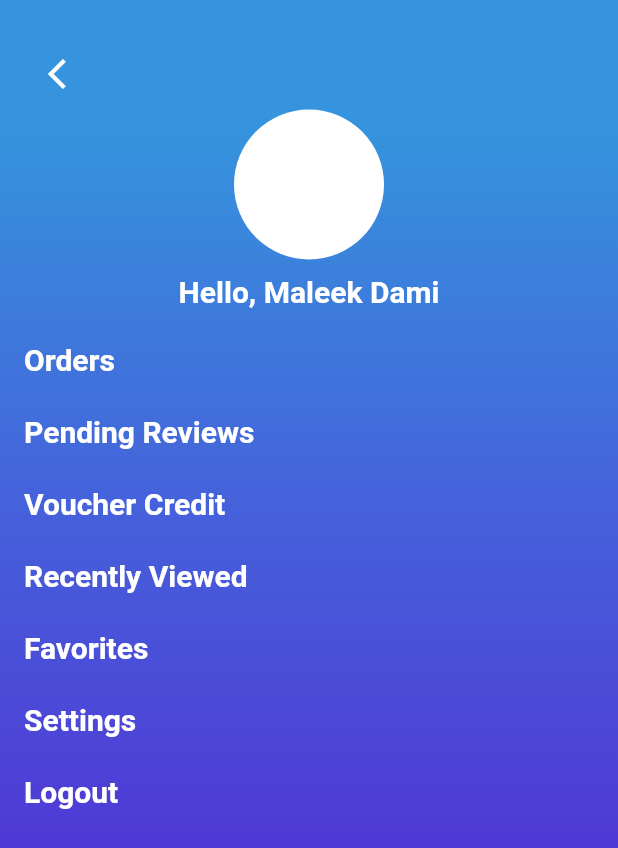
After one commit to DamilolaDami/aleeenah, a Flutter app: the HomeScreen screen opened directly, after a tap on the "person" icon, on a phone screen of 412 x 824 dp. The commit adds this screen. Shown: the top 848 px of the screen. Run offline on Flutter 3.47's test engine with Material 2 defaults, Android fonts, the phone set to English and light mode, and no system bars; our stand-ins replace carousel_pro, font_awesome_flutter.

Commit message:
Add existing file

```diff
--- /dev/null
+++ b/aleena/lib/account_details.dart
@@ -0,0 +1,156 @@
+import 'package:aleena/home_screen.dart';
+import 'package:flutter/material.dart';
+
+class AccountDetails extends StatefulWidget {
+  @override
+  _AccountDetailsState createState() => _AccountDetailsState();
+}
+
+class _AccountDetailsState extends State<AccountDetails> {
+  @override
+  Widget build(BuildContext context) {
+    return Scaffold(
+      body: Container(
+          decoration: BoxDecoration(
+            gradient: LinearGradient(
+                begin: Alignment.topCenter,
+                end: Alignment.bottomCenter,
+                stops: [
+                  0.1,
+                  0.4,
+                  0.7,
+                  0.9
+                ],
+                colors: [
+                  Color(0xFF3594DD),
+                  Color(0XFF4563DB),
+                  Color(0XFF5036D5),
+                  Color(0XFF5036D5),
+                ]),
+          ),
+          child: Padding(
+              padding: const EdgeInsets.symmetric(vertical: 25.0),
+              child: Expanded(
+                  child: Column(
+                      crossAxisAlignment: CrossAxisAlignment.stretch,
+                      children: [
+                    Container(
+                      alignment: Alignment.centerLeft,
+                      child: FlatButton(
+                          onPressed: () {
+                            Navigator.of(context).pushReplacement(
+                                MaterialPageRoute(
+                                    builder: (BuildContext context) =>
+                                        HomeScreen()));
+                          },
+                          child: Icon(
+                            Icons.arrow_back_ios,
+                            color: Colors.white,
+                          )),
+                    ),
+                    Center(
+                      child: Column(children: [
+                        Container(
+                          height: 100,
+                          width: 100,
+                          decoration: BoxDecoration(
+                            borderRadius: BorderRadius.circular(50),
+                            color: Colors.white,
+                          ),
+                        ),
+                        Container(
+                          margin: EdgeInsets.all(10),
+                          child: Text('Hello, Maleek Dami',
+                              style: TextStyle(
+                                color: Colors.white,
+                                fontSize: 20,
+                                fontWeight: FontWeight.bold,
+                              )),
+                        )
+                      ]),
+                    ),
+                    Column(
+                      children: [
+                        Container(
+                            alignment: Alignment.centerLeft,
+                            child: FlatButton(
+                              onPressed: () {},
+                              child: Text('Orders',
+                                  style: TextStyle(
+                                    color: Colors.white,
+                                    fontSize: 20,
+                                    fontWeight: FontWeight.bold,
+                                  )),
+                            )),
+                        Container(
+                            alignment: Alignment.centerLeft,
+                            child: FlatButton(
+                              onPressed: () {},
+                              child: Text('Pending Reviews',
+                                  style: TextStyle(
+                                    color: Colors.white,
+                                    fontSize: 20,
+                                    fontWeight: FontWeight.bold,
+                                  )),
+                            )),
+                        Container(
+                            alignment: Alignment.centerLeft,
+                            child: FlatButton(
+                              onPressed: () {},
+                              child: Text('Voucher Credit',
+                                  style: TextStyle(
+                                    color: Colors.white,
+                                    fontSize: 20,
+                                    fontWeight: FontWeight.bold,
+                                  )),
+                            )),
+                        Container(
+                            alignment: Alignment.centerLeft,
+                            child: FlatButton(
+                              onPressed: () {},
+                              child: Text('Recently Viewed',
+                                  style: TextStyle(
+                                    color: Colors.white,
+                                    fontSize: 20,
+                                    fontWeight: FontWeight.bold,
+                                  )),
+                            )),
+                        Container(
+                            alignment: Alignment.centerLeft,
+                            child: FlatButton(
+                              onPressed: () {},
+                              child: Text('Favorites',
+                                  style: TextStyle(
+                                    color: Colors.white,
+                                    fontSize: 20,
+                                    fontWeight: FontWeight.bold,
+                                  )),
+                            )),
+                        Container(
+                            alignment: Alignment.centerLeft,
+                            child: FlatButton(
+                              onPressed: () {},
+                              child: Text('Settings',
+                                  style: TextStyle(
+                                    color: Colors.white,
+                                    fontSize: 20,
+                                    fontWeight: FontWeight.bold,
+                                  )),
+                            )),
+                        Container(
+                            alignment: Alignment.centerLeft,
+                            child: FlatButton(
+                              onPressed: () {},
+                              child: Text('Logout',
+                                  style: TextStyle(
+                                    color: Colors.white,
+                                    fontSize: 20,
+                                    fontWeight: FontWeight.bold,
+                                  )),
+                            )),
+                      ],
+                    )
+                  ])))),
+    );
+  }
+}
--- /dev/null
+++ b/aleena/lib/categoriesicon.dart
@@ -0,0 +1,13 @@
+import 'package:flutter/material.dart';
+
+class CategoriesIcon extends StatefulWidget {
+  @override
+  _CategoriesIconState createState() => _CategoriesIconState();
+}
+
+class _CategoriesIconState extends State<CategoriesIcon> {
+  @override
+  Widget build(BuildContext context) {
+    return ListView(children: [Container(height: 200, color: Colors.white)]);
+  }
+}
--- a/aleena/lib/components/categories.dart
+++ b/aleena/lib/components/categories.dart
@@ -1,4 +1,5 @@
 import 'package:flutter/material.dart';
+
 class Categories extends StatefulWidget {
   @override
   _CategoriesState createState() => _CategoriesState();
@@ -7,58 +8,62 @@ class Categories extends StatefulWidget {
 class _CategoriesState extends State<Categories> {
   PageController _pageController = PageController(
     initialPage: 0,
-
   );
-  List<String> categories =['Hoodies','Black', 'White','Ripped','Merchandise'];
+  List<String> categories = [
+    'Clothes',
+    'Bags',
+    'Wrist Watches',
+    'Shoes',
+    'Merchandise'
+  ];
   int selectedIndex = 0;
   @override
   Widget build(BuildContext context) {
     return Padding(
-      padding: EdgeInsets.symmetric(vertical:8.0),
-    child:SizedBox(
+      padding: EdgeInsets.symmetric(vertical: 8.0),
+      child: SizedBox(
         height: 24,
         child: ListView.builder(
           scrollDirection: Axis.horizontal,
           itemCount: categories.length,
-        itemBuilder: (context, index)=> buildCategory(index),
+          itemBuilder: (context, index) => buildCategory(index),
         ),
       ),
     );
   }
-  Widget buildCategory(int index){
+
+  Widget buildCategory(int index) {
     return GestureDetector(
-
-      onTap: (){
+      onTap: () {
         selectedIndex = index;
-       _pageController.animateToPage(index ,
+        _pageController.animateToPage(
+          index,
           duration: Duration(
             milliseconds: 200,
           ),
           curve: Curves.linear,
-
         );
         setState(() {
-          selectedIndex =index;
+          selectedIndex = index;
         });
       },
-
-    child: Padding(padding:
-    const EdgeInsets.symmetric(horizontal:25.0),
+      child: Padding(
+        padding: const EdgeInsets.symmetric(horizontal: 25.0),
         child: Column(
           crossAxisAlignment: CrossAxisAlignment.start,
           children: <Widget>[
             Text(
               categories[index],
-          style:TextStyle(
+              style: TextStyle(
                 fontWeight: FontWeight.bold,
-            color: selectedIndex == index ?  Colors.black: Colors.black38,
+                color: selectedIndex == index ? Colors.black : Colors.black38,
               ),
             ),
             Container(
-            margin: EdgeInsets.only(top:4),
+              margin: EdgeInsets.only(top: 4),
               height: 2,
               width: 30,
-            color: selectedIndex == index? Colors.black: Colors.transparent ,
+              color: selectedIndex == index ? Colors.black : Colors.transparent,
             ),
           ],
         ),
--- a/aleena/lib/home_screen.dart
+++ b/aleena/lib/home_screen.dart
@@ -1,3 +1,4 @@
+import 'package:aleena/account_details.dart';
 import 'package:aleena/carousel.dart';
 import 'package:aleena/clothing_black.dart';
 import 'package:aleena/clothing_white.dart';
@@ -84,6 +85,16 @@ class _HomeScreenState extends State<HomeScreen> {
                 ));
           },
         ),
+        IconButton(
+          icon: Icon(Icons.person),
+          onPressed: () {
+            Navigator.push(
+                context,
+                MaterialPageRoute(
+                  builder: (context) => AccountDetails(),
+                ));
+          },
+        ),
         SizedBox(width: 12),
       ],
     );
```
Lines whose indentation alone changed are shown as unchanged.
